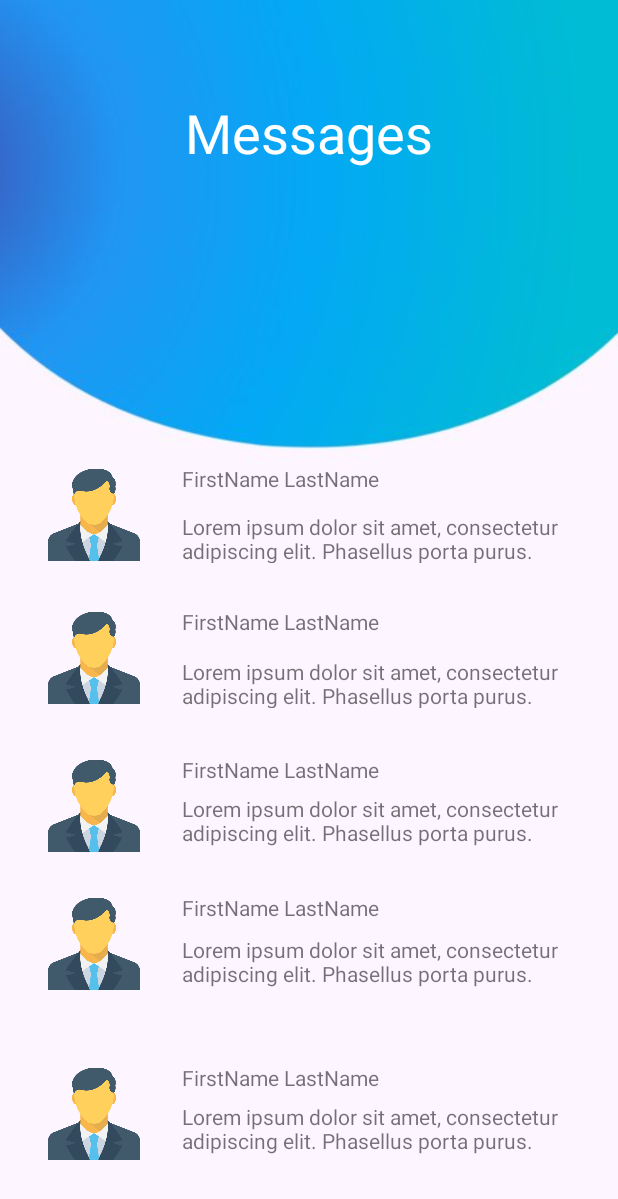
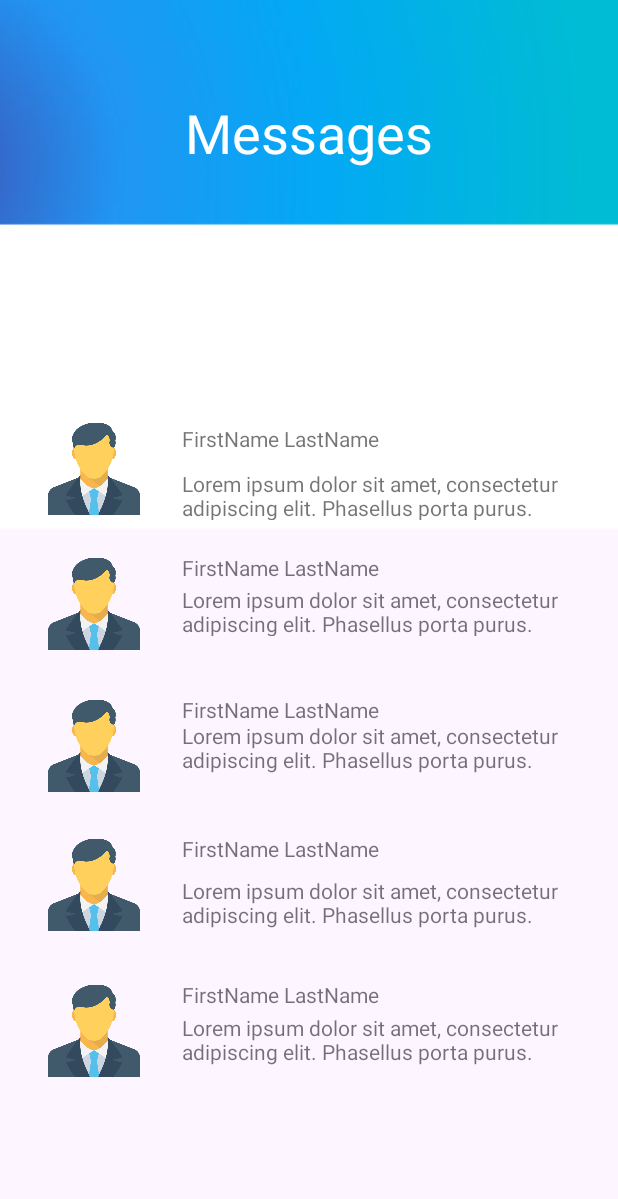
Before and after one commit to drex7001/MAD_app, an Android app: the Mesages_Interface_Raz screen opened directly, with no data from a screen before it, on a phone screen of 412 x 824 dp. Shown: the top 1199 px of the screen. Run offline under Robolectric (Android 15) with nearby library versions, the phone set to English and light mode, and no system bars.

Commit message:
reply interface initial commit

```diff
--- a/app/src/main/res/layout/activity_mesages__interface__raz.xml
+++ b/app/src/main/res/layout/activity_mesages__interface__raz.xml
@@ -4,136 +4,8 @@
     xmlns:tools="http://schemas.android.com/tools"
     android:layout_width="match_parent"
     android:layout_height="match_parent"
-    android:background="@drawable/bg"
+    android:background="@drawable/bg_quiz"
     tools:context=".Mesages_Interface_Raz">
-
-    <ImageView
-        android:id="@+id/imageView8"
-        android:layout_width="61dp"
-        android:layout_height="67dp"
-        android:layout_marginStart="32dp"
-        app:layout_constraintBottom_toBottomOf="parent"
-        app:layout_constraintStart_toStartOf="parent"
-        app:layout_constraintTop_toBottomOf="@+id/imageView7"
-        app:layout_constraintVertical_bias="0.49"
-        app:srcCompat="@drawable/businessman" />
-
-    <TextView
-        android:id="@+id/Sender_Name_5TV"
-        android:layout_width="257dp"
-        android:layout_height="20dp"
-        android:layout_marginStart="28dp"
-        android:text="TextView"
-        app:layout_constraintBottom_toBottomOf="@+id/imageView8"
-        app:layout_constraintStart_toEndOf="@+id/imageView8"
-        app:layout_constraintTop_toTopOf="@+id/imageView8"
-        app:layout_constraintVertical_bias="0.0" />
-
-    <TextView
-        android:id="@+id/MSG_Preview_5TV"
-        android:layout_width="257dp"
-        android:layout_height="35dp"
-        android:text="TextView"
-        app:layout_constraintBottom_toBottomOf="@+id/imageView8"
-        app:layout_constraintStart_toStartOf="@+id/Sender_Name_5TV"
-        app:layout_constraintTop_toBottomOf="@+id/Sender_Name_5TV" />
-
-    <ImageView
-        android:id="@+id/imageView7"
-        android:layout_width="61dp"
-        android:layout_height="67dp"
-        android:layout_marginStart="32dp"
-        app:layout_constraintBottom_toBottomOf="parent"
-        app:layout_constraintStart_toStartOf="parent"
-        app:layout_constraintTop_toBottomOf="@+id/imageView6"
-        app:layout_constraintVertical_bias="0.134"
-        app:srcCompat="@drawable/businessman" />
-
-    <TextView
-        android:id="@+id/MSG_Preview_4TV"
-        android:layout_width="257dp"
-        android:layout_height="39dp"
-        android:layout_marginTop="8dp"
-        android:text="TextView"
-        app:layout_constraintBottom_toBottomOf="@+id/imageView7"
-        app:layout_constraintStart_toStartOf="@+id/Sender_Name_4TV"
-        app:layout_constraintTop_toBottomOf="@+id/Sender_Name_4TV"
-        app:layout_constraintVertical_bias="0.0" />
-
-    <TextView
-        android:id="@+id/Sender_Name_4TV"
-        android:layout_width="257dp"
-        android:layout_height="20dp"
-        android:layout_marginStart="28dp"
-        android:text="TextView"
-        app:layout_constraintBottom_toBottomOf="@+id/imageView7"
-        app:layout_constraintStart_toEndOf="@+id/imageView7"
-        app:layout_constraintTop_toTopOf="@+id/imageView7"
-        app:layout_constraintVertical_bias="0.0" />
-
-    <ImageView
-        android:id="@+id/imageView6"
-        android:layout_width="61dp"
-        android:layout_height="67dp"
-        android:layout_marginStart="32dp"
-        app:layout_constraintBottom_toBottomOf="parent"
-        app:layout_constraintStart_toStartOf="parent"
-        app:layout_constraintTop_toBottomOf="@+id/imageView5"
-        app:layout_constraintVertical_bias="0.111"
-        app:srcCompat="@drawable/businessman" />
-
-    <TextView
-        android:id="@+id/MSG_Preview_3TV"
-        android:layout_width="257dp"
-        android:layout_height="41dp"
-        android:text="TextView"
-        app:layout_constraintBottom_toBottomOf="@+id/imageView6"
-        app:layout_constraintStart_toStartOf="@+id/Sender_Name_3TV"
-        app:layout_constraintTop_toBottomOf="@+id/Sender_Name_3TV"
-        app:layout_constraintVertical_bias="1.0" />
-
-    <TextView
-        android:id="@+id/Sender_Name_3TV"
-        android:layout_width="257dp"
-        android:layout_height="17dp"
-        android:layout_marginStart="28dp"
-        android:text="TextView"
-        app:layout_constraintBottom_toBottomOf="@+id/imageView6"
-        app:layout_constraintStart_toEndOf="@+id/imageView6"
-        app:layout_constraintTop_toTopOf="@+id/imageView6"
-        app:layout_constraintVertical_bias="0.0" />
-
-    <ImageView
-        android:id="@+id/imageView5"
-        android:layout_width="61dp"
-        android:layout_height="67dp"
-        android:layout_marginStart="32dp"
-        app:layout_constraintBottom_toBottomOf="parent"
-        app:layout_constraintStart_toStartOf="parent"
-        app:layout_constraintTop_toBottomOf="@+id/imageView3"
-        app:layout_constraintVertical_bias="0.073"
-        app:srcCompat="@drawable/businessman" />
-
-    <TextView
-        android:id="@+id/Sender_Name_2TV"
-        android:layout_width="254dp"
-        android:layout_height="21dp"
-        android:layout_marginStart="28dp"
-        android:text="TextView"
-        app:layout_constraintBottom_toBottomOf="@+id/imageView5"
-        app:layout_constraintStart_toEndOf="@+id/imageView5"
-        app:layout_constraintTop_toTopOf="@+id/imageView5"
-        app:layout_constraintVertical_bias="0.0" />
-
-    <TextView
-        android:id="@+id/MSG_Preview_2TV"
-        android:layout_width="253dp"
-        android:layout_height="34dp"
-        android:text="TextView"
-        app:layout_constraintBottom_toBottomOf="@+id/imageView5"
-        app:layout_constraintStart_toStartOf="@+id/Sender_Name_2TV"
-        app:layout_constraintTop_toBottomOf="@+id/Sender_Name_2TV"
-        app:layout_constraintVertical_bias="1.0" />
 
     <TextView
         android:id="@+id/Mesages_Interface_HeaderTV"
@@ -156,8 +28,104 @@
         app:layout_constraintBottom_toBottomOf="parent"
         app:layout_constraintStart_toStartOf="parent"
         app:layout_constraintTop_toTopOf="parent"
-        app:layout_constraintVertical_bias="0.409"
+        app:layout_constraintVertical_bias="0.368"
         app:srcCompat="@drawable/businessman" />
+
+    <ImageView
+        android:id="@+id/imageView8"
+        android:layout_width="61dp"
+        android:layout_height="67dp"
+        android:layout_marginStart="32dp"
+        app:layout_constraintBottom_toBottomOf="parent"
+        app:layout_constraintStart_toStartOf="parent"
+        app:layout_constraintTop_toBottomOf="@+id/imageView7"
+        app:layout_constraintVertical_bias="0.224"
+        app:srcCompat="@drawable/businessman" />
+
+    <TextView
+        android:id="@+id/Sender_Name_3TV"
+        android:layout_width="257dp"
+        android:layout_height="17dp"
+        android:layout_marginStart="28dp"
+        android:text="TextView"
+        app:layout_constraintBottom_toBottomOf="@+id/imageView6"
+        app:layout_constraintStart_toEndOf="@+id/imageView6"
+        app:layout_constraintTop_toTopOf="@+id/imageView6"
+        app:layout_constraintVertical_bias="0.0" />
+
+    <ImageView
+        android:id="@+id/imageView6"
+        android:layout_width="61dp"
+        android:layout_height="67dp"
+        android:layout_marginStart="32dp"
+        app:layout_constraintBottom_toBottomOf="parent"
+        app:layout_constraintStart_toStartOf="parent"
+        app:layout_constraintTop_toBottomOf="@+id/imageView5"
+        app:layout_constraintVertical_bias="0.086"
+        app:srcCompat="@drawable/businessman" />
+
+    <TextView
+        android:id="@+id/MSG_Preview_3TV"
+        android:layout_width="257dp"
+        android:layout_height="41dp"
+        android:text="TextView"
+        app:layout_constraintBottom_toBottomOf="@+id/imageView6"
+        app:layout_constraintStart_toStartOf="@+id/Sender_Name_3TV"
+        app:layout_constraintTop_toBottomOf="@+id/Sender_Name_3TV"
+        app:layout_constraintVertical_bias="0.0" />
+
+    <TextView
+        android:id="@+id/Sender_Name_2TV"
+        android:layout_width="254dp"
+        android:layout_height="21dp"
+        android:layout_marginStart="28dp"
+        android:text="TextView"
+        app:layout_constraintBottom_toBottomOf="@+id/imageView5"
+        app:layout_constraintStart_toEndOf="@+id/imageView5"
+        app:layout_constraintTop_toTopOf="@+id/imageView5"
+        app:layout_constraintVertical_bias="0.0" />
+
+    <ImageView
+        android:id="@+id/imageView7"
+        android:layout_width="61dp"
+        android:layout_height="67dp"
+        android:layout_marginStart="32dp"
+        app:layout_constraintBottom_toBottomOf="parent"
+        app:layout_constraintStart_toStartOf="parent"
+        app:layout_constraintTop_toBottomOf="@+id/imageView6"
+        app:layout_constraintVertical_bias="0.113"
+        app:srcCompat="@drawable/businessman" />
+
+    <ImageView
+        android:id="@+id/imageView5"
+        android:layout_width="61dp"
+        android:layout_height="67dp"
+        android:layout_marginStart="32dp"
+        app:layout_constraintBottom_toBottomOf="parent"
+        app:layout_constraintStart_toStartOf="parent"
+        app:layout_constraintTop_toBottomOf="@+id/imageView3"
+        app:layout_constraintVertical_bias="0.056"
+        app:srcCompat="@drawable/businessman" />
+
+    <TextView
+        android:id="@+id/MSG_Preview_2TV"
+        android:layout_width="253dp"
+        android:layout_height="34dp"
+        android:text="TextView"
+        app:layout_constraintBottom_toBottomOf="@+id/imageView5"
+        app:layout_constraintStart_toStartOf="@+id/Sender_Name_2TV"
+        app:layout_constraintTop_toBottomOf="@+id/Sender_Name_2TV"
+        app:layout_constraintVertical_bias="0.0" />
+
+    <TextView
+        android:id="@+id/MSG_Preview_5TV"
+        android:layout_width="257dp"
+        android:layout_height="35dp"
+        android:text="TextView"
+        app:layout_constraintBottom_toBottomOf="@+id/imageView8"
+        app:layout_constraintStart_toStartOf="@+id/Sender_Name_5TV"
+        app:layout_constraintTop_toBottomOf="@+id/Sender_Name_5TV"
+        app:layout_constraintVertical_bias="0.166" />
 
     <TextView
         android:id="@+id/Sender_Name_1TV"
@@ -168,6 +136,28 @@
         app:layout_constraintBottom_toBottomOf="@+id/imageView3"
         app:layout_constraintStart_toEndOf="@+id/imageView3"
         app:layout_constraintTop_toTopOf="@+id/imageView3"
+        app:layout_constraintVertical_bias="0.085" />
+
+    <TextView
+        android:id="@+id/MSG_Preview_4TV"
+        android:layout_width="257dp"
+        android:layout_height="39dp"
+        android:layout_marginTop="8dp"
+        android:text="TextView"
+        app:layout_constraintBottom_toBottomOf="@+id/imageView7"
+        app:layout_constraintStart_toStartOf="@+id/Sender_Name_4TV"
+        app:layout_constraintTop_toBottomOf="@+id/Sender_Name_4TV"
+        app:layout_constraintVertical_bias="0.0" />
+
+    <TextView
+        android:id="@+id/Sender_Name_5TV"
+        android:layout_width="257dp"
+        android:layout_height="20dp"
+        android:layout_marginStart="28dp"
+        android:text="TextView"
+        app:layout_constraintBottom_toBottomOf="@+id/imageView8"
+        app:layout_constraintStart_toEndOf="@+id/imageView8"
+        app:layout_constraintTop_toTopOf="@+id/imageView8"
         app:layout_constraintVertical_bias="0.0" />
 
     <TextView
@@ -179,5 +169,17 @@
         app:layout_constraintBottom_toBottomOf="@+id/imageView3"
         app:layout_constraintStart_toStartOf="@+id/Sender_Name_1TV"
         app:layout_constraintTop_toBottomOf="@+id/Sender_Name_1TV"
+        app:layout_constraintVertical_bias="0.882" />
+
+    <TextView
+        android:id="@+id/Sender_Name_4TV"
+        android:layout_width="257dp"
+        android:layout_height="20dp"
+        android:layout_marginStart="28dp"
+        android:text="TextView"
+        app:layout_constraintBottom_toBottomOf="@+id/imageView7"
+        app:layout_constraintStart_toEndOf="@+id/imageView7"
+        app:layout_constraintTop_toTopOf="@+id/imageView7"
         app:layout_constraintVertical_bias="0.0" />
+
 </androidx.constraintlayout.widget.ConstraintLayout>
--- a/app/src/main/res/values/strings.xml
+++ b/app/src/main/res/values/strings.xml
@@ -84,7 +84,9 @@
         <string name="sender_name"> FirstName LastName </string>
         <string name="sender_msg"> Lorem ipsum dolor sit amet, consectetur adipiscing elit. Phasellus porta purus. </string>
 
-
+        //String Resources for Replay Interface Raz
+        <string name="Reply_Interface_Header1"> Reply to : </string>
+        <string name="Reply_Interface_Header2">  First Name </string>
 
     //String resources for myquizzes
     <string name="pubq">Published Quizzes</string>
@@ -96,6 +98,4 @@
     <string name="clear">Clear all notifications</string>
 
 
-
-
 </resources>
```
Also changed, not shown: app/src/main/AndroidManifest.xml (+19 -12 lines), app/src/main/java/com/drex/dashboard/Messages_Reply_Interface_Raz.java (added, +21 -0 lines), app/src/main/res/layout/activity_contact__lecturer__interface__raz.xml (+5 -4 lines), app/src/main/res/layout/activity_messages__reply__interface__raz.xml (added, +38 -0 lines), app/src/main/res/drawable/Recived_MSG.png (added), app/src/main/res/drawable/Sent_MSG.png (added).
